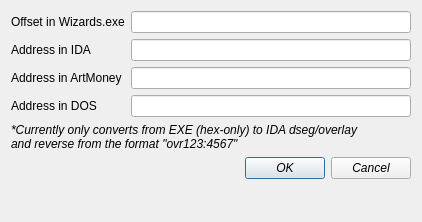
The window that MoMTweaker/dialogcalculatoraddress.ui (jbalcomb/MoM-RTGT) describes before a commit, drawn with Qt 5.
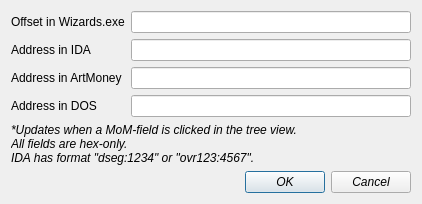
The same window after the commit.

The edit to the form file:
```diff
--- a/MoMTweaker/dialogcalculatoraddress.ui
+++ b/MoMTweaker/dialogcalculatoraddress.ui
@@ -7,7 +7,7 @@
     <x>0</x>
     <y>0</y>
     <width>422</width>
-    <height>222</height>
+    <height>193</height>
    </rect>
   </property>
   <property name="windowTitle">
@@ -66,8 +66,9 @@
       </font>
      </property>
      <property name="text">
-      <string>*Currently only converts from EXE (hex-only) to IDA dseg/overlay
-and reverse from the format &quot;ovr123:4567&quot;</string>
+      <string>*Updates when a MoM-field is clicked in the tree view.
+All fields are hex-only.
+IDA has format &quot;dseg:1234&quot; or &quot;ovr123:4567&quot;.</string>
      </property>
      <property name="textFormat">
       <enum>Qt::PlainText</enum>
```
